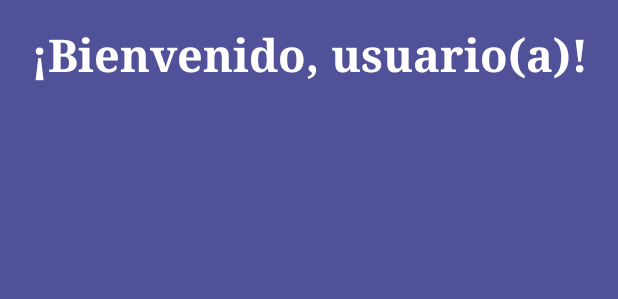
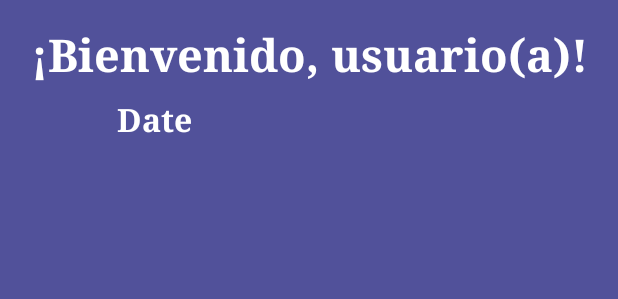
Before and after one commit to Miguelon26/Rample, an Android app: the layout activity_main.xml on its own in the app's theme, with its tools: preview values and no code run, on a phone screen of 412 x 824 dp. Shown: the top 299 px of the screen. Run offline under Robolectric (Android 15) with nearby library versions, the phone set to English and light mode, and no system bars; network calls fail.

Commit message:
18/11/2019 Merge de Date y películas.

```diff
--- a/app/src/main/res/layout/activity_main.xml
+++ b/app/src/main/res/layout/activity_main.xml
@@ -8,15 +8,17 @@
     tools:context=".MainActivity">
 
     <TextView
-        android:id="@+id/textView3"
+        android:id="@+id/textViewTime"
         android:layout_width="wrap_content"
         android:layout_height="wrap_content"
         android:layout_marginTop="16dp"
         android:fontFamily="serif"
         android:text="¡Bienvenido, usuario(a)!"
+        android:textAlignment="center"
         android:textColor="#FFFFFF"
         android:textSize="30sp"
         android:textStyle="bold"
+        app:autoSizeTextType="uniform"
         app:layout_constraintLeft_toLeftOf="parent"
         app:layout_constraintRight_toRightOf="parent"
         app:layout_constraintTop_toTopOf="parent" />
@@ -35,4 +37,20 @@
         app:layout_constraintStart_toStartOf="parent"
         app:srcCompat="@drawable/shuffle_1" />
 
+    <TextView
+        android:id="@+id/textViewDate"
+        android:layout_width="256dp"
+        android:layout_height="30dp"
+        android:layout_marginTop="8dp"
+        android:fontFamily="serif"
+        android:text="Date"
+        android:textAlignment="textStart"
+        android:textColor="#FFFFFF"
+        android:textSize="20sp"
+        android:textStyle="bold"
+        app:autoSizeTextType="uniform"
+        app:layout_constraintLeft_toLeftOf="parent"
+        app:layout_constraintRight_toRightOf="parent"
+        app:layout_constraintTop_toBottomOf="@+id/textViewTime" />
+
 </androidx.constraintlayout.widget.ConstraintLayout>
```
